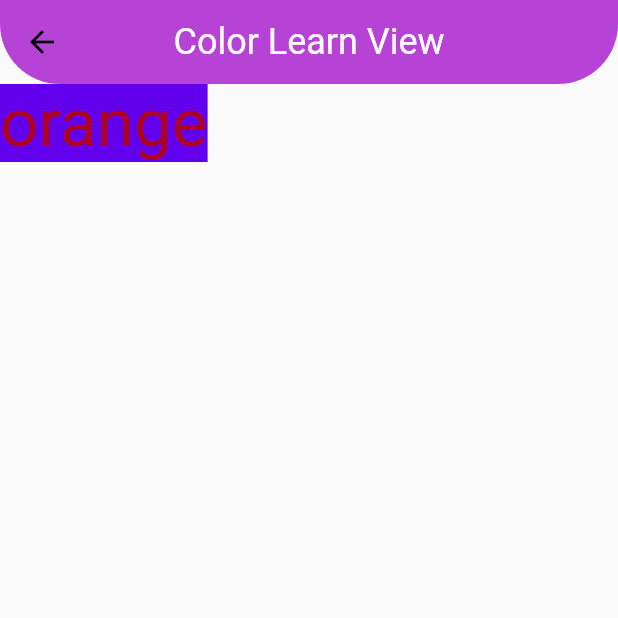
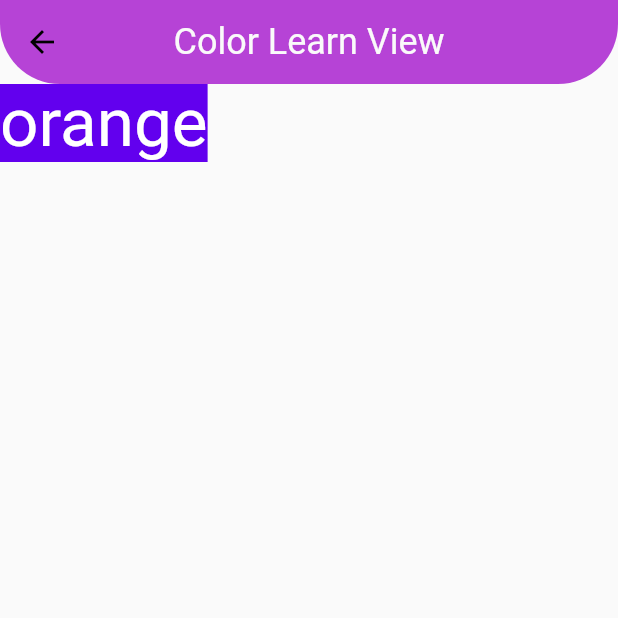
Before and after one commit to mehmetfurkansakiz/Flutter-Learn, a Flutter app: the ColorLearnView screen opened directly, on a phone screen of 412 x 824 dp, the top half of it. Run offline on Flutter 3.47's test engine with Material 3 defaults, Android fonts, the phone set to English and light mode, and no system bars; our stand-ins replace dio, flutter_spinkit.

Commit message:
fix after update flutter , 'errorColor'

```diff
--- a/lib/101/color_learn.dart
+++ b/lib/101/color_learn.dart
@@ -13,10 +13,7 @@ class ColorLearnView extends StatelessWidget {
         color: Theme.of(context).primaryColor,
         child: Text(
           'orange',
-          style: Theme.of(context)
-              .textTheme
-              .displayMedium
-              ?.copyWith(color: Theme.of(context).errorColor),
+          style: Theme.of(context).textTheme.displayMedium?.copyWith(color: Theme.of(context).cardColor),
         ),
       ),
     );
```
